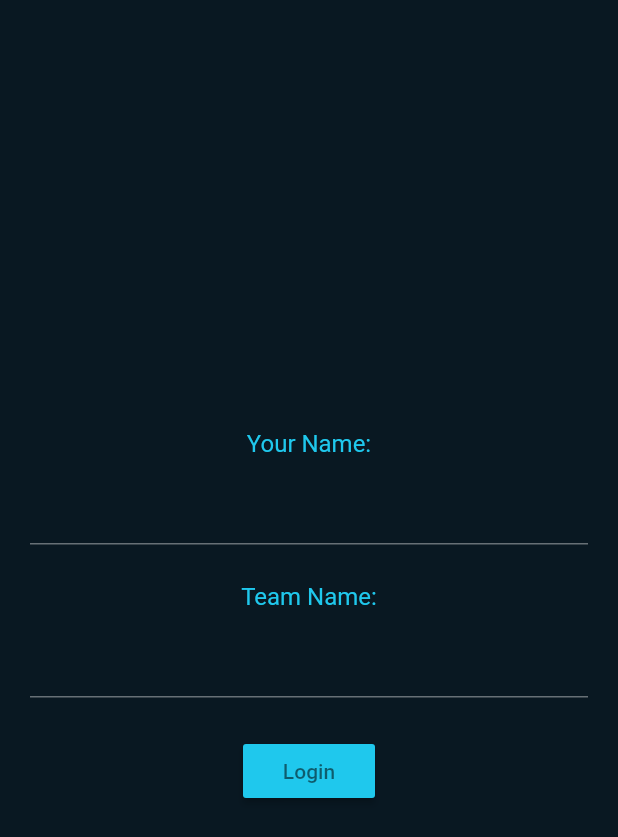
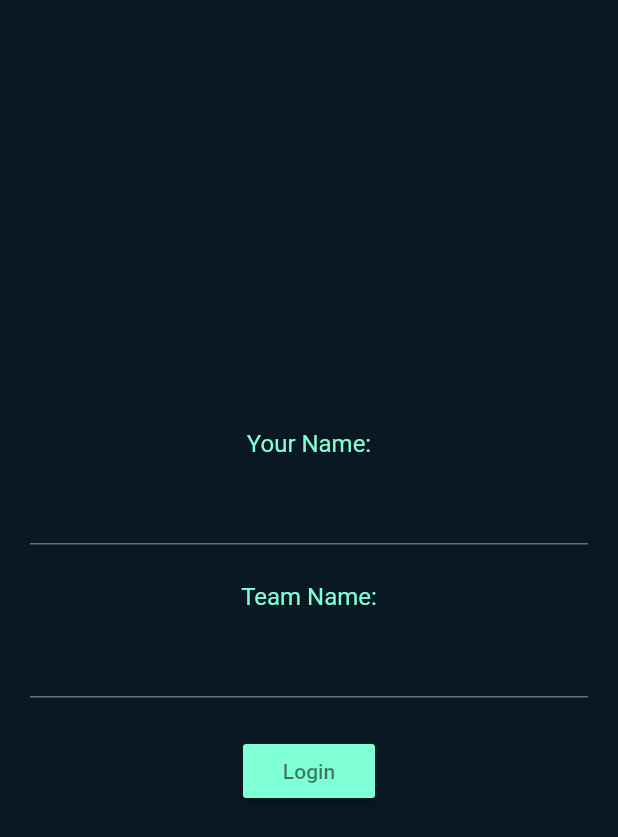
Before and after one commit to HackDavis/android_app, a Flutter app: the screen it shows after launch, on a phone screen of 412 x 824 dp. Shown: the top 837 px of the screen. Run offline on Flutter 3.47's test engine with Material 2 defaults, Android fonts, the phone set to English and light mode, and no system bars; our stand-ins replace parse_server_sdk.

Commit message:
Revert "change main colors"
This reverts commit 76f9c8105be87755a98d16c24f51e31cf9f0acef.

```diff
--- a/lib/main.dart
+++ b/lib/main.dart
@@ -26,13 +26,12 @@ class MyAppState extends State<MyApp> {
   Widget build(BuildContext context) {
     var theme = ThemeData(
         brightness: Brightness.dark,
-        scaffoldBackgroundColor: Color.fromARGB(255, 9, 24, 34),
-        canvasColor: Color.fromARGB(255, 9, 24, 34),
-        primaryColor: Color.fromARGB(255, 31, 200, 237),
-        buttonColor: Color.fromARGB(255, 31, 200, 237),
-        accentColor: Color.fromARGB(255, 31, 200, 237),
+        scaffoldBackgroundColor: Color(0xFF091822),
+        canvasColor: Color(0xFF091822),
+        primaryColor: Color(0xFF7FFFD6),
+        buttonColor: Color(0xFF7FFFD6),
         textTheme: Typography.whiteMountainView.apply(
-            bodyColor: Color.fromARGB(255, 31, 200, 237)
+            bodyColor: Color(0xFF7FFFD6)
         )
     );
     return MaterialApp(
```
